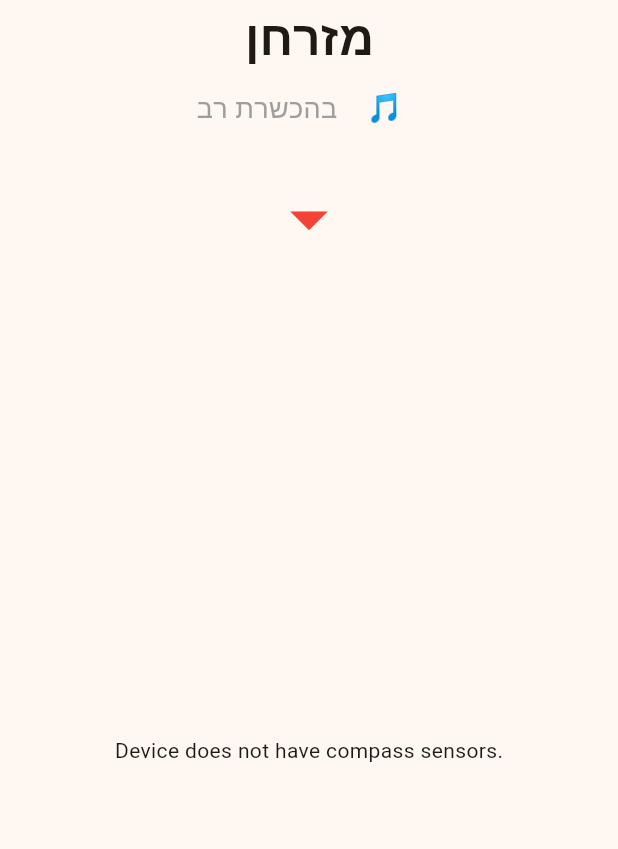
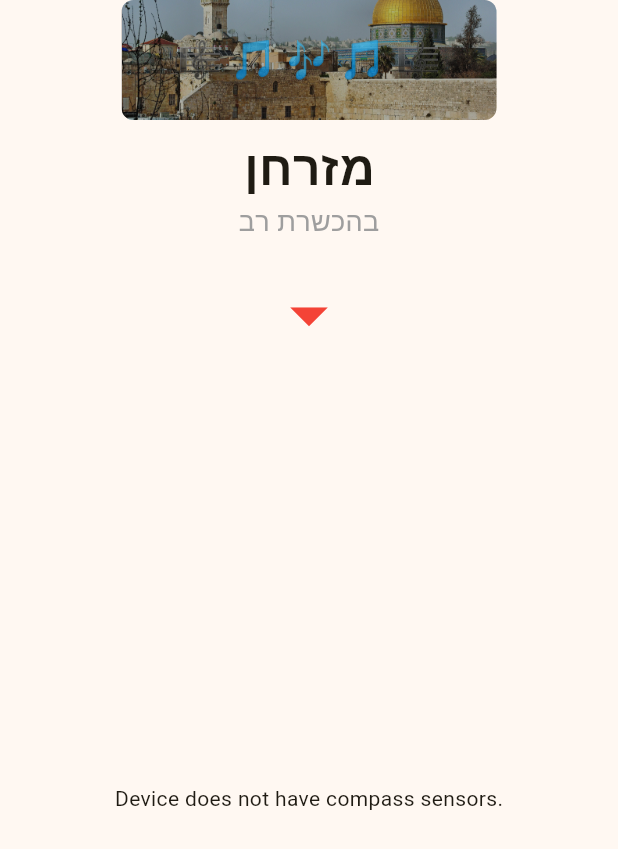
Before and after one commit to alexbodn/makdem, a Flutter app: the screen it shows after launch, on a phone screen of 412 x 824 dp. Shown: the top 849 px of the screen. Run offline on Flutter 3.47's test engine with Material 3 defaults, Android fonts, the phone set to English and light mode, and no system bars; our stand-ins replace flutter_compass.

Commit message:
feat: add cover picture with music watermark as youtube link
- Removed old musical notes button.
- Added dezalb-israel-1364640_1920.jpg to assets and registered in pubspec.yaml.
- Created an AppBar header showing the picture overlaid with a musical notes watermark.
- Clicking the picture triggers the YouTube video launch.

Co-authored-by: alexbodn <4792193+alexbodn@users.noreply.github.com>

```diff
--- a/lib/main.dart
+++ b/lib/main.dart
@@ -47,27 +47,56 @@ class _CompassScreenState extends State<CompassScreen> {
   @override
   Widget build(BuildContext context) {
     return Scaffold(
-      appBar: AppBar(
-        title: const Text('מזרחן', style: TextStyle(fontWeight: FontWeight.bold, fontSize: 32)),
-        centerTitle: true,
-        backgroundColor: Colors.transparent,
-        elevation: 0,
-        bottom: PreferredSize(
-          preferredSize: const Size.fromHeight(40),
-          child: Row(
-            mainAxisAlignment: MainAxisAlignment.center,
-            children: [
-              const Text('בהכשרת רב', style: TextStyle(fontSize: 18, color: Colors.grey)),
-              const SizedBox(width: 8),
-              IconButton(
-                icon: const Text('🎵', style: TextStyle(fontSize: 18)),
-                onPressed: _launchYouTube,
-                tooltip: 'כותל המזרח',
-                constraints: const BoxConstraints(),
-                padding: EdgeInsets.zero,
-              ),
-            ],
+      appBar: PreferredSize(
+        preferredSize: const Size.fromHeight(160),
+        child: AppBar(
+          flexibleSpace: SafeArea(
+            child: Column(
+              mainAxisAlignment: MainAxisAlignment.center,
+              children: [
+                GestureDetector(
+                  onTap: _launchYouTube,
+                  child: SizedBox(
+                    width: 250,
+                    height: 80,
+                    child: Stack(
+                      fit: StackFit.expand,
+                      children: [
+                        ClipRRect(
+                          borderRadius: BorderRadius.circular(8),
+                          child: Image.asset(
+                            'assets/cover.jpg',
+                            fit: BoxFit.cover,
+                          ),
+                        ),
+                        // Watermark of waving music notes string
+                        Container(
+                          decoration: BoxDecoration(
+                            borderRadius: BorderRadius.circular(8),
+                            color: Colors.black.withValues(alpha: 0.3),
+                          ),
+                          child: const Center(
+                            child: Text(
+                              '🎼 🎵 🎶 🎵 🎼',
+                              style: TextStyle(
+                                fontSize: 24,
+                                color: Colors.white70,
+                              ),
+                            ),
+                          ),
+                        ),
+                      ],
+                    ),
+                  ),
+                ),
+                const SizedBox(height: 8),
+                const Text('מזרחן', style: TextStyle(fontWeight: FontWeight.bold, fontSize: 32)),
+                const Text('בהכשרת רב', style: TextStyle(fontSize: 18, color: Colors.grey)),
+              ],
+            ),
           ),
+          backgroundColor: Colors.transparent,
+          elevation: 0,
         ),
       ),
       body: Builder(builder: (context) {
--- a/pubspec.yaml
+++ b/pubspec.yaml
@@ -60,9 +60,8 @@ flutter:
   uses-material-design: true
 
   # To add assets to your application, add an assets section, like this:
-  # assets:
-  #   - images/a_dot_burr.jpeg
-  #   - images/a_dot_ham.jpeg
+  assets:
+    - assets/cover.jpg
 
   # An image asset can refer to one or more resolution-specific "variants", see
   # https://flutter.dev/to/resolution-aware-images
```
Also changed, not shown: assets/cover.jpg (added).
